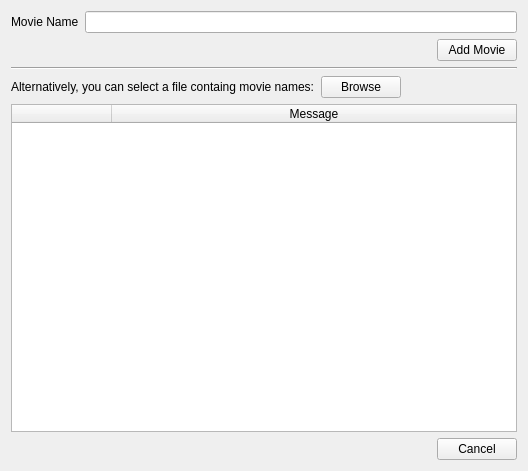
The window that gui/forms/addmovie.ui (teogramm/moviesort) describes before a commit, drawn with Qt 5.
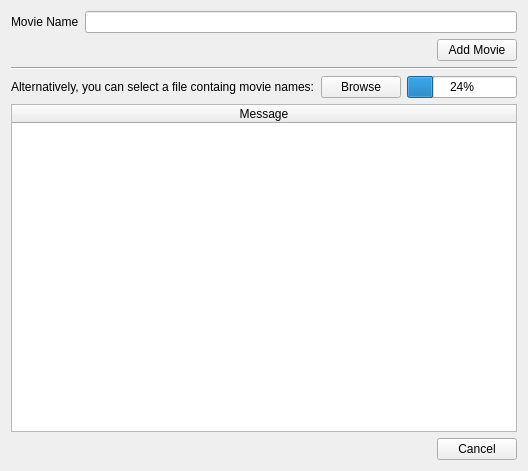
The same window after the commit.

Commit message: Complete AddMovie panel

The edit to the form file:
```diff
--- a/gui/forms/addmovie.ui
+++ b/gui/forms/addmovie.ui
@@ -86,17 +86,14 @@
           </widget>
          </item>
          <item>
-          <spacer name="horizontalSpacer">
-           <property name="orientation">
-            <enum>Qt::Horizontal</enum>
+          <widget class="QProgressBar" name="progressBar">
+           <property name="enabled">
+            <bool>true</bool>
            </property>
-           <property name="sizeHint" stdset="0">
-            <size>
-             <width>40</width>
-             <height>20</height>
-            </size>
+           <property name="value">
+            <number>24</number>
            </property>
-          </spacer>
+          </widget>
          </item>
         </layout>
        </item>
@@ -118,7 +115,7 @@
           <bool>false</bool>
          </property>
          <property name="columnCount">
-          <number>2</number>
+          <number>1</number>
          </property>
          <attribute name="horizontalHeaderVisible">
           <bool>true</bool>
@@ -129,11 +126,6 @@
          <attribute name="verticalHeaderVisible">
           <bool>false</bool>
          </attribute>
-         <column>
-          <property name="text">
-           <string/>
-          </property>
-         </column>
          <column>
           <property name="text">
            <string>Message</string>
```
Left out of the diff: 2 changed lines with no effect on the pictures. The commit also changes 4 other files.
